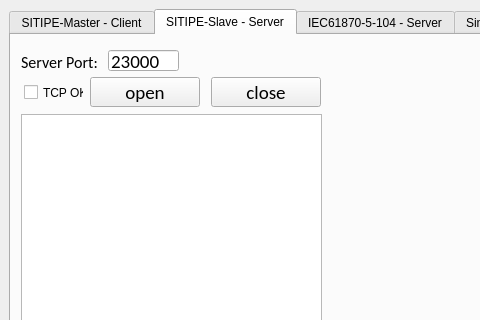
Before: the Qt Designer form examples/QtWidgets/Qt6CMake-main/forms/mainwindow.ui in Pfannex/IEC61850_Qt, drawn with Qt 5; both pictures show x 0 to 480 and y 0 to 320 of the 848 by 519 pixel window.
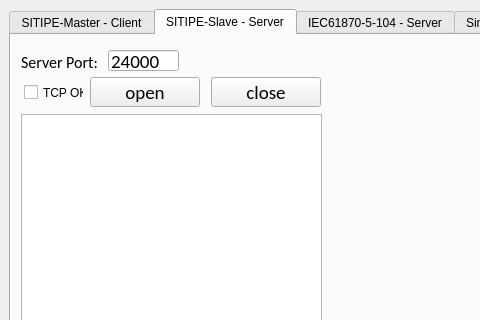
After: the same form once the commit is applied.

Patch:
```diff
--- a/examples/QtWidgets/Qt6CMake-main/forms/mainwindow.ui
+++ b/examples/QtWidgets/Qt6CMake-main/forms/mainwindow.ui
@@ -2561,7 +2561,7 @@
          <string/>
         </property>
         <property name="text">
-         <string>23000</string>
+         <string>24000</string>
         </property>
         <property name="cursorPosition">
          <number>5</number>
```
